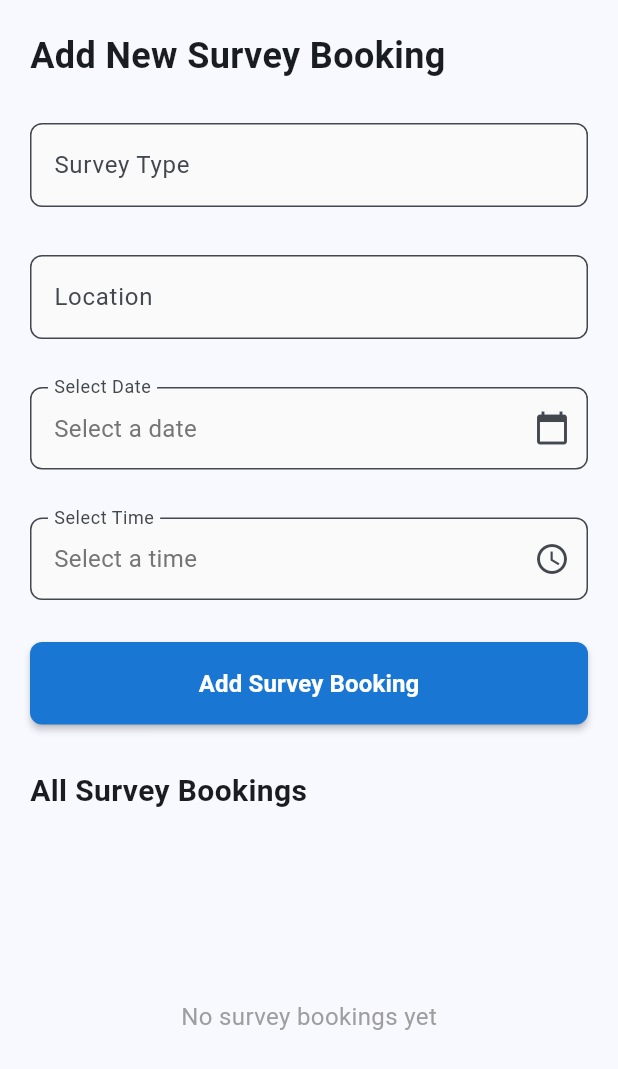
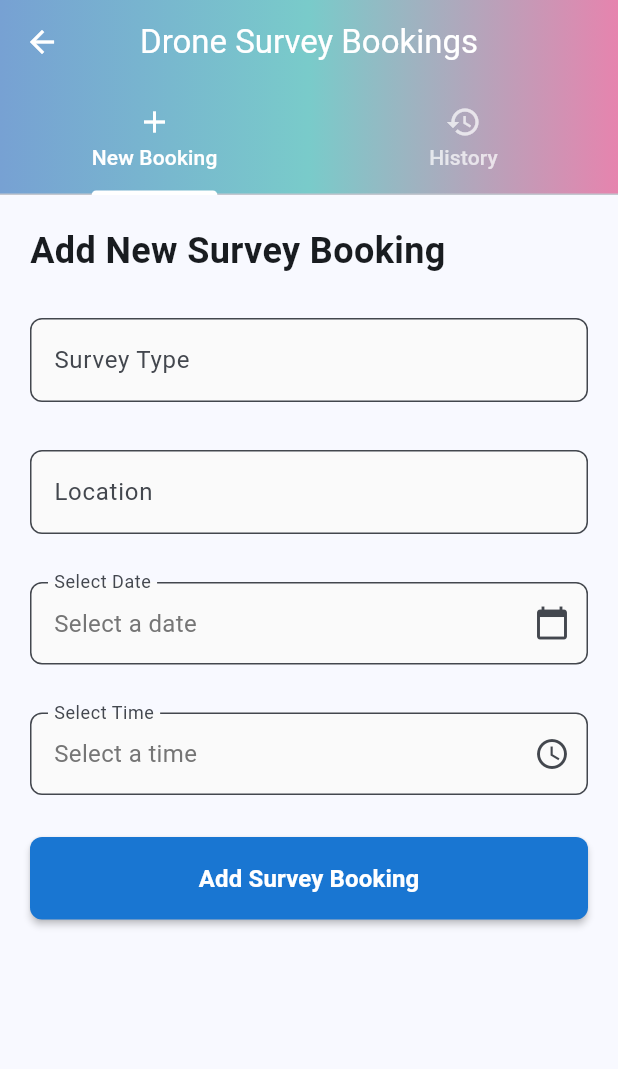
Before and after one commit to exile213/Activity3-4-PROFE8-Diaz, a Flutter app: the BookingHistoryPage screen opened directly, on a phone screen of 412 x 824 dp. Shown: the top 1069 px of the screen. Run offline on Flutter 3.47's test engine with Material 3 defaults, Android fonts, the light colour scheme and no system bars.

Commit message:
Add About and Contact pages with named routes
Introduced new About and Contact pages accessible via named routes in the drawer. Updated main.dart to configure named routes and navigation. Enhanced Booking History page with tabbed navigation for new bookings and history. Minor cleanup in reservation_page.dart.

```diff
--- a/lib/views/booking_history_page.dart
+++ b/lib/views/booking_history_page.dart
@@ -11,17 +11,26 @@ class BookingHistoryPage extends StatefulWidget {
   State<BookingHistoryPage> createState() => _BookingHistoryPageState();
 }
 
-class _BookingHistoryPageState extends State<BookingHistoryPage> {
+class _BookingHistoryPageState extends State<BookingHistoryPage>
+    with SingleTickerProviderStateMixin {
   final TextEditingController _serviceTypeController = TextEditingController();
   final TextEditingController _locationController = TextEditingController();
   final List<Map<String, String>> _bookings = [];
   DateTime? _selectedDate;
   TimeOfDay? _selectedTime;
+  late TabController _tabController;
+
+  @override
+  void initState() {
+    super.initState();
+    _tabController = TabController(length: 2, vsync: this);
+  }
 
   @override
   void dispose() {
     _serviceTypeController.dispose();
     _locationController.dispose();
+    _tabController.dispose();
     super.dispose();
   }
 
@@ -67,6 +76,39 @@ class _BookingHistoryPageState extends State<BookingHistoryPage> {
 
   @override
   Widget build(BuildContext context) {
+    return Scaffold(
+      appBar: AppBar(
+        title: const Text('Drone Survey Bookings'),
+        centerTitle: true,
+        flexibleSpace: Container(
+          decoration: const BoxDecoration(
+            gradient: LinearGradient(
+              colors: [Color(0xFF77A1D3), Color(0xFF79CBCA), Color(0xFFE684AE)],
+              begin: Alignment.centerLeft,
+              end: Alignment.centerRight,
+            ),
+          ),
+        ),
+        foregroundColor: Colors.white,
+        bottom: TabBar(
+          controller: _tabController,
+          indicatorColor: Colors.white,
+          labelColor: Colors.white,
+          unselectedLabelColor: Colors.white70,
+          tabs: const [
+            Tab(icon: Icon(Icons.add), text: 'New Booking'),
+            Tab(icon: Icon(Icons.history), text: 'History'),
+          ],
+        ),
+      ),
+      body: TabBarView(
+        controller: _tabController,
+        children: [_buildNewBookingTab(), _buildHistoryTab()],
+      ),
+    );
+  }
+
+  Widget _buildNewBookingTab() {
     return Padding(
       padding: const EdgeInsets.all(20.0),
       child: Column(
@@ -111,18 +153,40 @@ class _BookingHistoryPageState extends State<BookingHistoryPage> {
           ),
           const SizedBox(height: 20),
           CustomButton(text: 'Add Survey Booking', onPressed: _addBooking),
-          const SizedBox(height: 30),
+        ],
+      ),
+    );
+  }
+
+  Widget _buildHistoryTab() {
+    return Padding(
+      padding: const EdgeInsets.all(20.0),
+      child: Column(
+        crossAxisAlignment: CrossAxisAlignment.start,
+        children: [
           const Text(
             'All Survey Bookings',
-            style: TextStyle(fontSize: 20, fontWeight: FontWeight.bold),
+            style: TextStyle(fontSize: 24, fontWeight: FontWeight.bold),
           ),
-          const SizedBox(height: 10),
+          const SizedBox(height: 20),
           Expanded(
             child: _bookings.isEmpty
                 ? const Center(
-                    child: Text(
-                      'No survey bookings yet',
-                      style: TextStyle(color: Colors.grey, fontSize: 16),
+                    child: Column(
+                      mainAxisAlignment: MainAxisAlignment.center,
+                      children: [
+                        Icon(Icons.history, size: 80, color: Colors.grey),
+                        SizedBox(height: 16),
+                        Text(
+                          'No survey bookings yet',
+                          style: TextStyle(color: Colors.grey, fontSize: 18),
+                        ),
+                        SizedBox(height: 8),
+                        Text(
+                          'Add a booking from the New Booking tab',
+                          style: TextStyle(color: Colors.grey, fontSize: 14),
+                        ),
+                      ],
                     ),
                   )
                 : ListView.builder(
--- a/lib/views/reservation_page.dart
+++ b/lib/views/reservation_page.dart
@@ -2,7 +2,6 @@ import 'package:flutter/material.dart';
 import '../widgets/custom_date_picker.dart';
 import '../widgets/custom_time_picker.dart';
 import '../widgets/custom_button.dart';
-import 'booking_history_page.dart';
 
 class ReservationPage extends StatefulWidget {
   const ReservationPage({Key? key}) : super(key: key);
```
Also changed, not shown: lib/main.dart (+47 -3 lines), lib/views/about_page.dart (added, +119 -0 lines), lib/views/contact_page.dart (added, +192 -0 lines).
